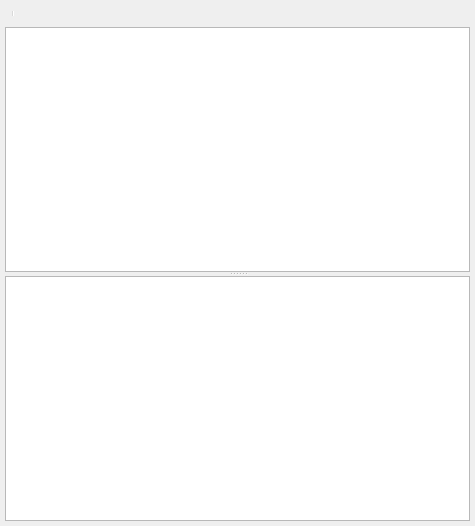
Old version of the form Source/Tools/MGInsider/Windows/ObjectBrowser.ui in the repository cat-anna/MoonGlare.
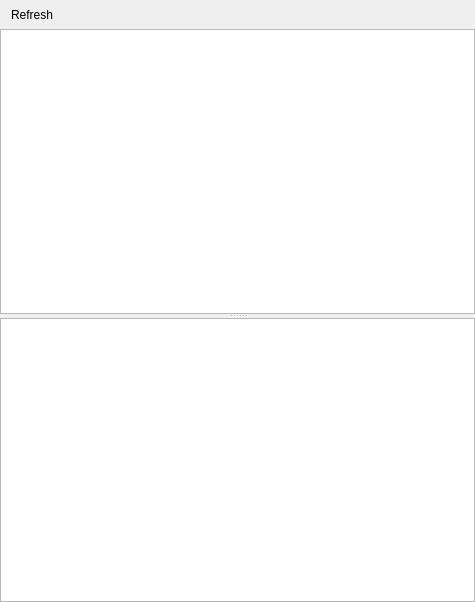
New version of the form. Icons and pictures are not drawn.

Commit message: Implemented ObjectBrowser; several fixes; more logging

Diff of the .ui file:
```diff
--- a/Source/Tools/MGInsider/Windows/ObjectBrowser.ui
+++ b/Source/Tools/MGInsider/Windows/ObjectBrowser.ui
@@ -7,7 +7,7 @@
     <x>0</x>
     <y>0</y>
     <width>475</width>
-    <height>526</height>
+    <height>602</height>
    </rect>
   </property>
   <property name="floating">
@@ -22,23 +22,38 @@
   <widget class="QWidget" name="centralWidget">
    <layout class="QVBoxLayout" name="verticalLayout">
     <property name="spacing">
-     <number>5</number>
+     <number>0</number>
     </property>
     <property name="leftMargin">
-     <number>5</number>
+     <number>0</number>
     </property>
     <property name="topMargin">
-     <number>5</number>
+     <number>0</number>
     </property>
     <property name="rightMargin">
-     <number>5</number>
+     <number>0</number>
     </property>
     <property name="bottomMargin">
-     <number>5</number>
+     <number>0</number>
     </property>
     <item>
      <widget class="QToolBar" name="mainToolBar">
-      <addaction name="separator"/>
+      <property name="movable">
+       <bool>false</bool>
+      </property>
+      <property name="iconSize">
+       <size>
+        <width>16</width>
+        <height>16</height>
+       </size>
+      </property>
+      <property name="toolButtonStyle">
+       <enum>Qt::ToolButtonIconOnly</enum>
+      </property>
+      <property name="floatable">
+       <bool>false</bool>
+      </property>
+      <addaction name="actionRefresh"/>
      </widget>
     </item>
     <item>
@@ -115,6 +130,15 @@
     </item>
    </layout>
   </widget>
+  <action name="actionRefresh">
+   <property name="icon">
+    <iconset resource="../mgdt.qrc">
+     <normaloff>:/mgdt/icons/blue_circle_left_arrow.png</normaloff>:/mgdt/icons/blue_circle_left_arrow.png</iconset>
+   </property>
+   <property name="text">
+    <string>Refresh</string>
+   </property>
+  </action>
  </widget>
  <layoutdefault spacing="6" margin="11"/>
  <resources>
```
Left out of the diff: 7 changed lines with no effect on the pictures. The commit also changes 16 other files.
